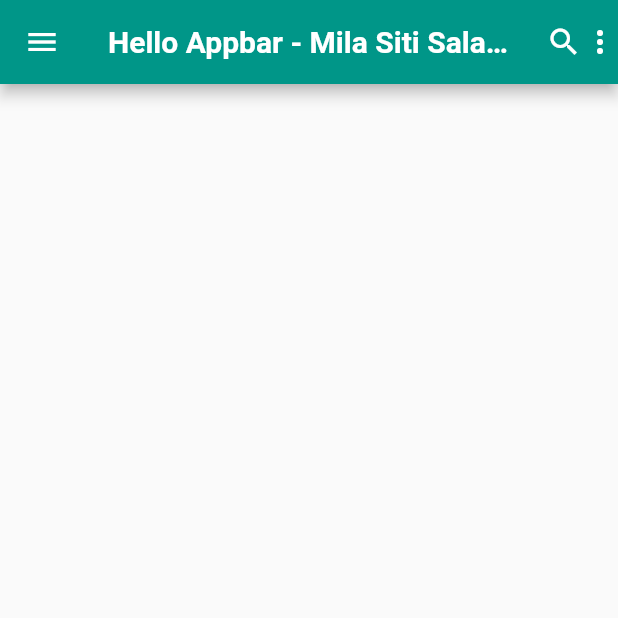
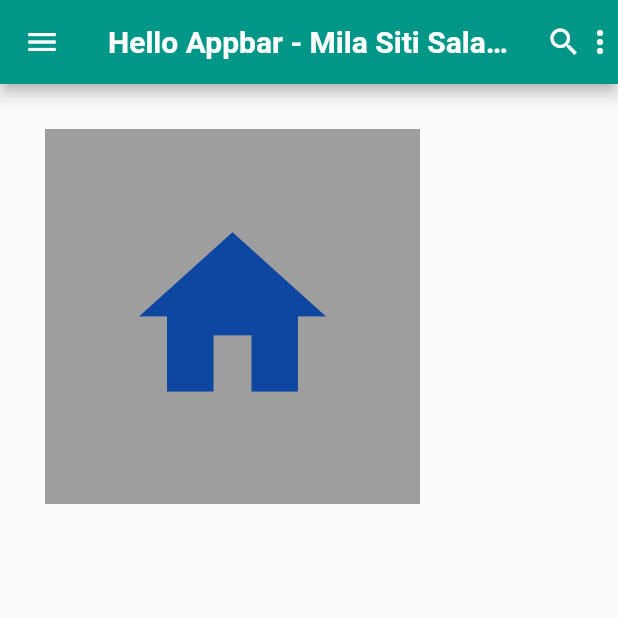
Before and after one commit to Milasiti22/milasiti22.github.io, a Flutter app: the screen it shows after launch, on a phone screen of 412 x 824 dp, the top half of it. Run offline on Flutter 3.47's test engine with Material 2 defaults, Android fonts, the phone set to English and light mode, and no system bars.

Commit message:
first commit: Tugas 2

```diff
--- a/lib/main.dart
+++ b/lib/main.dart
@@ -26,6 +26,17 @@ class Home extends StatelessWidget {
           style: TextStyle(fontWeight: FontWeight.bold),
         ),
         actions: [Icon(Icons.search), Icon(Icons.more_vert)],
+        centerTitle: true,
+      ),
+      body: Container(
+        color: Colors.grey,
+        margin: EdgeInsets.symmetric(horizontal: 30, vertical: 30),
+        padding: EdgeInsets.all(50),
+        child: Icon(
+          Icons.home,
+          color: Colors.blue.shade900,
+          size: 150,
+        ),
       ),
     );
   }
```
